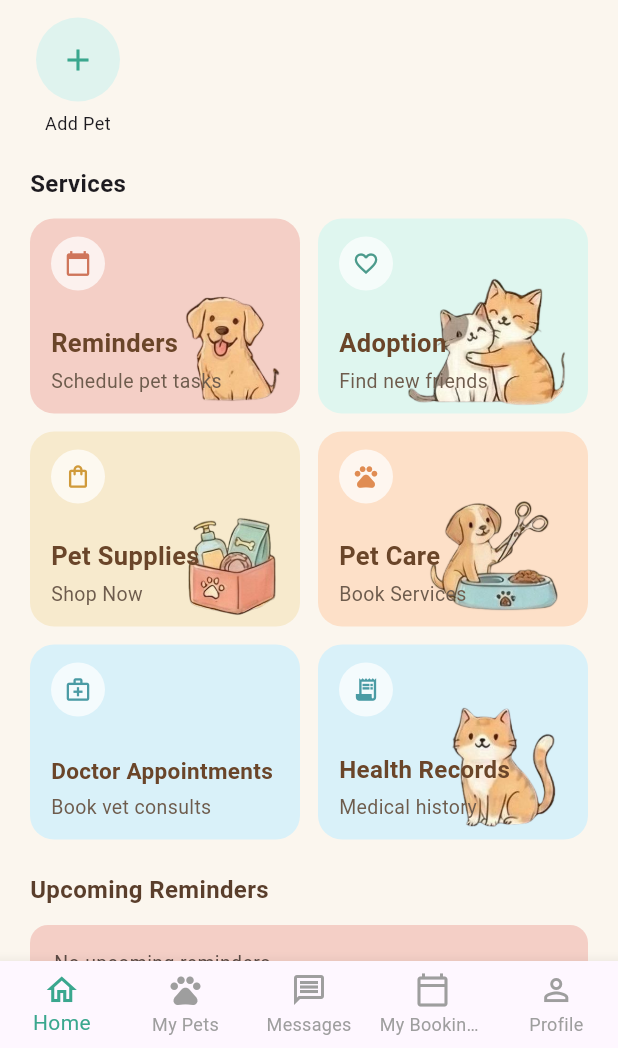
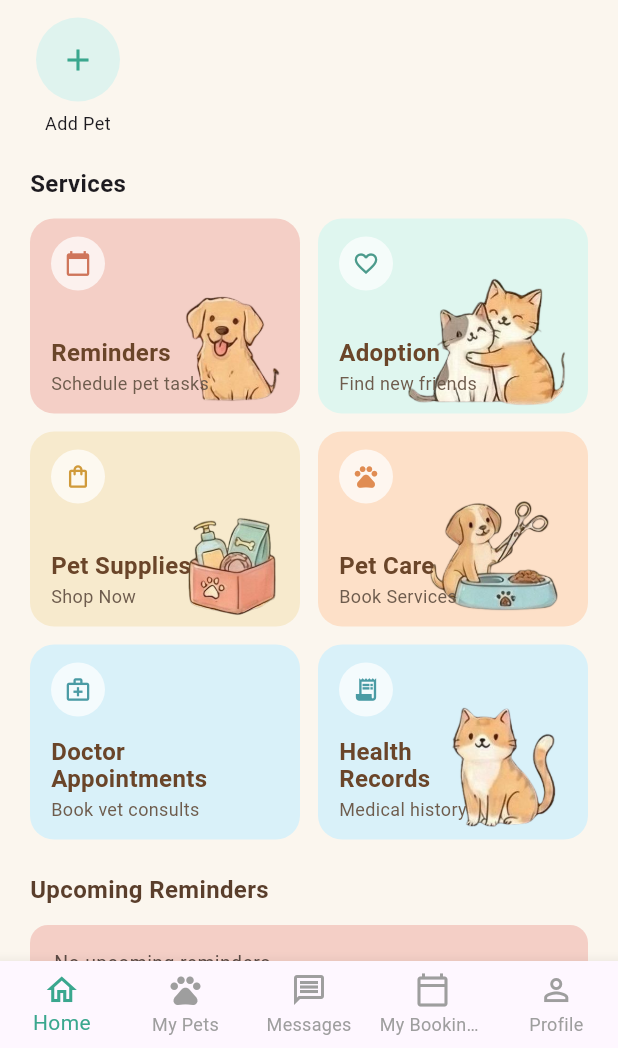
Before and after one commit to RamaAlkhatib2/pawvera, a Flutter app: the Home screen opened directly, on a phone screen of 412 x 824 dp, the part 188-1236 px from its top. Run offline on Flutter 3.47's test engine with Material 3 defaults, Android fonts, the phone set to English and light mode, and no system bars; our stand-ins replace cloud_firestore, firebase_auth, firebase_core, firebase_storage, flutter_local_notifications, hive and 6 more; accounts and stored records are empty.

Commit message:
Refactor _buildTappableServiceCard to use LayoutBuilder for responsive design and improve text overflow handling

```diff
--- a/lib/pages/home.dart
+++ b/lib/pages/home.dart
@@ -426,6 +426,8 @@ class _HomePageState extends State<Home> {
     double imageOffsetX = 0,
     double imageOffsetY = 0,
   }) {
+    return LayoutBuilder(
+      builder: (context, constraints) {
         return Container(
           padding: const EdgeInsets.symmetric(horizontal: 14, vertical: 12),
           decoration: BoxDecoration(
@@ -440,7 +442,7 @@ class _HomePageState extends State<Home> {
                 child: Container(
                   width: 36,
                   height: 36,
-              decoration: BoxDecoration(
+                  decoration: const BoxDecoration(
                     color: Colors.white70,
                     shape: BoxShape.circle,
                   ),
@@ -463,32 +465,31 @@ class _HomePageState extends State<Home> {
                 ),
               Align(
                 alignment: Alignment.bottomLeft,
-            child: Padding(
-              padding: EdgeInsets.only(right: imagePath != null ? 38.0 : 4.0),
+                child: SizedBox(
+                  width: constraints.maxWidth * (imagePath != null ? 0.6 : 0.9),
                   child: Column(
                     mainAxisSize: MainAxisSize.min,
                     crossAxisAlignment: CrossAxisAlignment.start,
                     children: [
-                  FittedBox(
-                    fit: BoxFit.scaleDown,
-                    alignment: Alignment.centerLeft,
-                    child: Text(
+                      Text(
                         title,
                         style: const TextStyle(
-                        fontSize: 17,
+                          fontSize: 16,
                           fontWeight: FontWeight.w700,
                           color: Color(0xFF6A4529),
+                          height: 1.1,
                         ),
+                        maxLines: 2,
+                        overflow: TextOverflow.ellipsis,
                       ),
-                  ),
-                  const SizedBox(height: 4),
+                      const SizedBox(height: 2),
                       FittedBox(
                         fit: BoxFit.scaleDown,
                         alignment: Alignment.centerLeft,
                         child: Text(
                           subtitle,
                           style: const TextStyle(
-                        fontSize: 13,
+                            fontSize: 12,
                             color: Color(0xFF6E5C4D),
                           ),
                         ),
@@ -499,6 +500,8 @@ class _HomePageState extends State<Home> {
               ),
             ],
           ),
+        );
+      }
     );
   }
 
```
Lines whose indentation alone changed are shown as unchanged.
